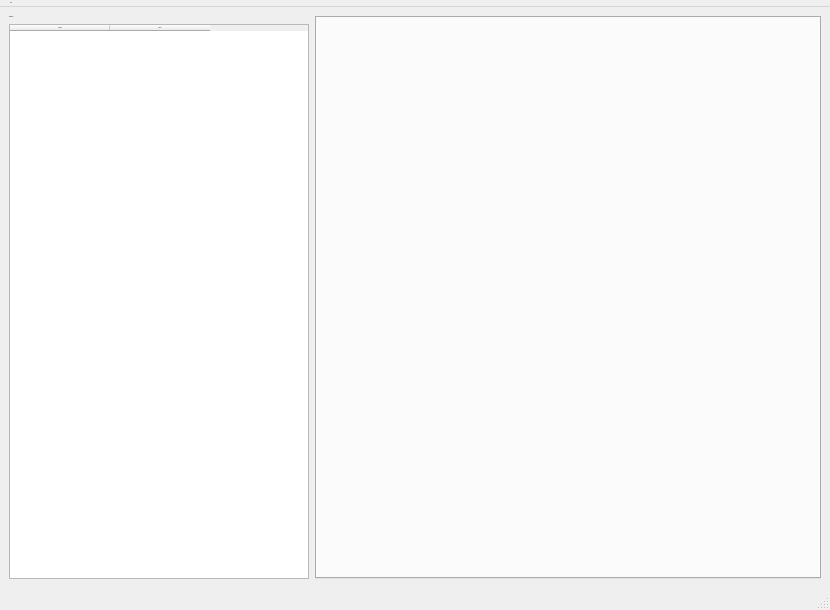
Old version of the form src/widgets/disassembler.ui in the repository connor-ms/RDRasm.
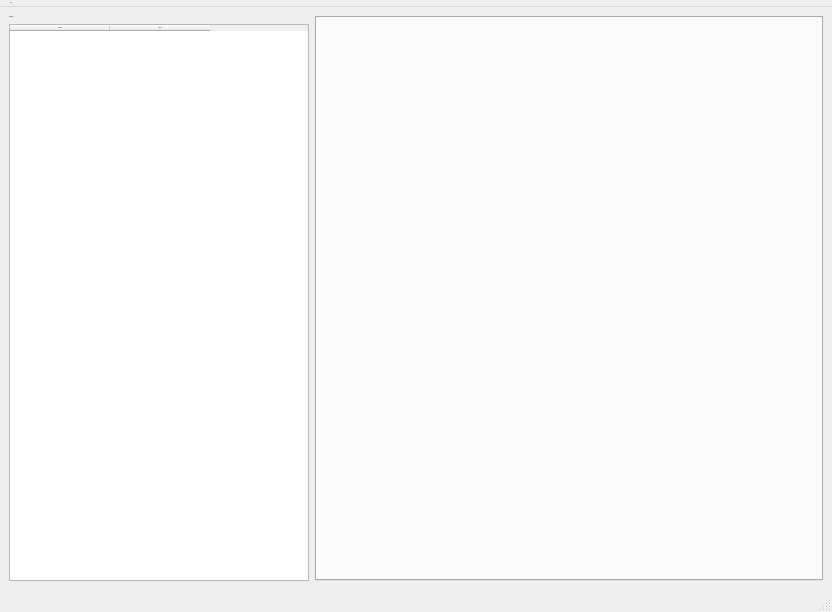
New version of the form.

The edit to the form file:
```diff
--- a/src/widgets/disassembler.ui
+++ b/src/widgets/disassembler.ui
@@ -6,8 +6,8 @@
    <rect>
     <x>0</x>
     <y>0</y>
-    <width>830</width>
-    <height>610</height>
+    <width>832</width>
+    <height>612</height>
    </rect>
   </property>
   <property name="font">
@@ -139,7 +139,7 @@
     <rect>
      <x>0</x>
      <y>0</y>
-     <width>830</width>
+     <width>832</width>
      <height>19</height>
     </rect>
    </property>
```
Left out of the diff: 2 changed lines with no effect on the pictures.
